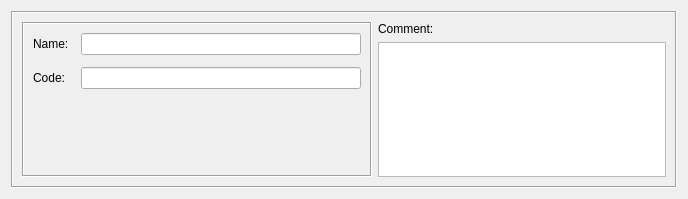
fwbuilder/fwbuilder, file src/libgui/tagservicedialog_q.ui: the form before one commit.
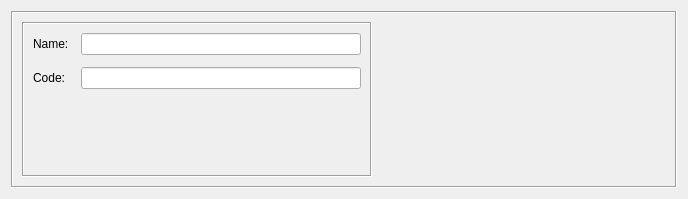
The form after the commit. Custom widgets are drawn as their Qt base class.

Commit message:
Manually merged keyword management/filtering code from fortress. All dialogs modified to include custom keyword/comment widget.
Also added first cut at 'dynamic group' implementation.

Diff of the .ui file:
```diff
--- a/src/libgui/tagservicedialog_q.ui
+++ b/src/libgui/tagservicedialog_q.ui
@@ -21,11 +21,11 @@
      <property name="frameShadow" >
       <enum>QFrame::Sunken</enum>
      </property>
-     <layout class="QGridLayout" >
-      <item rowspan="2" row="0" column="0" >
-       <widget class="QFrame" name="frame39" >
-        <property name="sizePolicy" >
-         <sizepolicy vsizetype="Preferred" hsizetype="Fixed" >
+     <layout class="QHBoxLayout" name="horizontalLayout">
+      <item>
+       <widget class="QFrame" name="frame39">
+        <property name="sizePolicy">
+         <sizepolicy hsizetype="Fixed" vsizetype="Preferred">
           <horstretch>0</horstretch>
           <verstretch>0</verstretch>
          </sizepolicy>
@@ -78,9 +78,9 @@
            </property>
           </widget>
          </item>
-         <item row="1" column="0" >
-          <widget class="QLabel" name="textLabel2_2" >
-           <property name="text" >
+         <item row="1" column="0">
+          <widget class="QLabel" name="textLabel2_2">
+           <property name="text">
             <string>Code:</string>
            </property>
            <property name="wordWrap" >
@@ -117,32 +117,13 @@
         </layout>
        </widget>
       </item>
-      <item row="0" column="1" >
-       <widget class="QLabel" name="textLabel2" >
-        <property name="sizePolicy" >
-         <sizepolicy vsizetype="Fixed" hsizetype="Preferred" >
+      <item>
+       <widget class="CommentKeywords" name="commentKeywords" native="true">
+        <property name="sizePolicy">
+         <sizepolicy hsizetype="Expanding" vsizetype="Expanding">
           <horstretch>0</horstretch>
           <verstretch>0</verstretch>
          </sizepolicy>
-        </property>
-        <property name="text" >
-         <string>Comment:</string>
-        </property>
-        <property name="wordWrap" >
-         <bool>false</bool>
-        </property>
-       </widget>
-      </item>
-      <item row="1" column="1" >
-       <widget class="TextEditWidget" name="comment" >
-        <property name="sizePolicy" >
-         <sizepolicy vsizetype="Expanding" hsizetype="Expanding" >
-          <horstretch>0</horstretch>
-          <verstretch>100</verstretch>
-         </sizepolicy>
-        </property>
-        <property name="tabChangesFocus" >
-         <bool>true</bool>
         </property>
        </widget>
       </item>
@@ -153,14 +134,10 @@
  </widget>
  <customwidgets>
   <customwidget>
-   <class>TextEditWidget</class>
-   <extends>QTextEdit</extends>
-   <header>TextEditWidget.h</header>
-  </customwidget>
-  <customwidget>
-   <class>QLineEdit</class>
-   <extends>QLineEdit</extends>
-   <header>QLineEdit.h</header>
+   <class>CommentKeywords</class>
+   <extends>QWidget</extends>
+   <header>CommentKeywords.h</header>
+   <container>1</container>
   </customwidget>
  </customwidgets>
  <tabstops>
```
Left out of the diff: 124 changed lines with no effect on the pictures. The commit also changes 87 other files.
